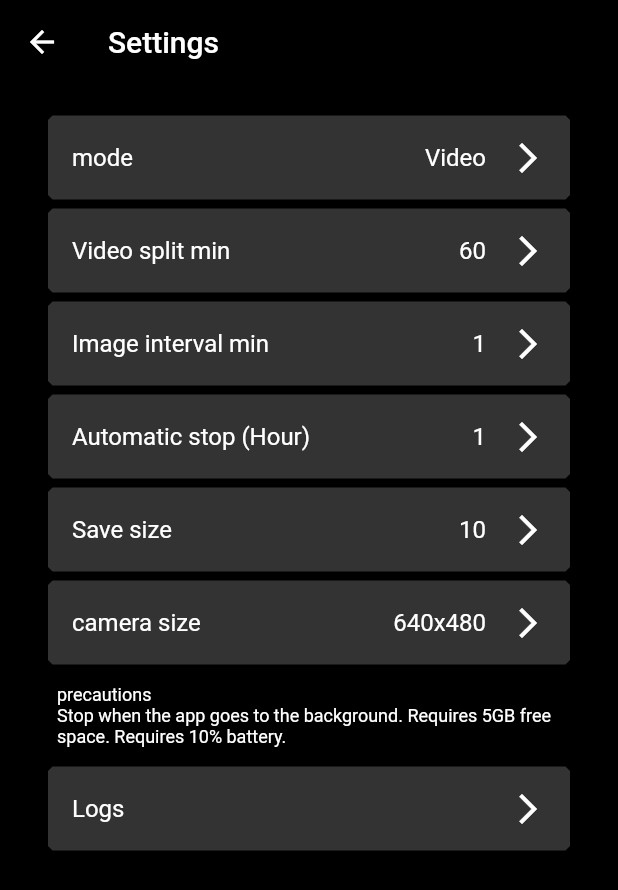
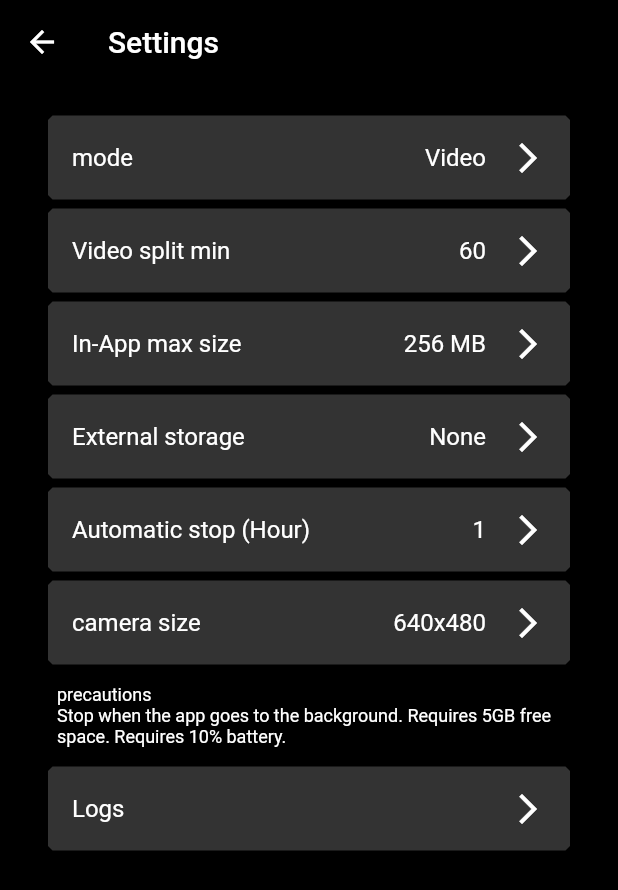
Before and after one commit to koji4104/LongTake, a Flutter app: the screen it shows after launch, after a tap on the "settings" icon, on a phone screen of 412 x 824 dp. Shown: the top 890 px of the screen. Run offline on Flutter 3.47's test engine with Material 2 defaults, Android fonts, the phone set to English and light mode, and no system bars; our stand-ins replace battery_plus, camera, gallery_saver, hooks_riverpod, native_device_orientation, shared_preferences and 2 more; missing offline and left inert: disk_space, flutter_video_info, photo_gallery, photo_manager, video_thumbnail.

Commit message:
Change from number to size

```diff
--- a/lib/camera_screen.dart
+++ b/lib/camera_screen.dart
@@ -19,7 +19,6 @@ import 'log_screen.dart';
 import 'package:video_thumbnail/video_thumbnail.dart' as video_thumbnail;
 import 'common.dart';
 import 'camera_adapter.dart';
-
 
 bool disableCamera = kIsWeb; // true=test
 final bool _testMode = true;
@@ -53,14 +52,17 @@ class CameraScreen extends ConsumerWidget {
   AppLifecycleState? _state;
 
   MyEdge _edge = MyEdge(provider:cameraScreenProvider);
+  MyStorage _storage = new MyStorage();
 
   void init(BuildContext context, WidgetRef ref) {
     if(_timer == null)
       _timer = Timer.periodic(Duration(seconds:1), _onTimer);
     if(bInit == false){
+      bInit = true;
       _env.load();
       _initCameraSync(ref);
-      bInit = true;
+      _storage.getInApp();
+      _storage.getLibrary();
     }
   }
 
@@ -144,7 +146,7 @@ class CameraScreen extends ConsumerWidget {
         // PhotoList screen button
         if(_isScreensaver==false)
           MyButton(
-            top: 50.0, left: 30.0,
+            top:50.0, left:30.0,
             icon: Icon(Icons.folder, color: Colors.white),
             onPressed: () {
               Navigator.of(context).push(
@@ -250,7 +252,7 @@ class CameraScreen extends ConsumerWidget {
     });
   }
 
-  /// _onCameraSwitch
+  /// スイッチ
   Future<void> _onCameraSwitch(WidgetRef ref) async {
     if(disableCamera || _cameras.length<2)
       return;
@@ -300,6 +302,7 @@ class CameraScreen extends ConsumerWidget {
     _isRecording = true;
     _startTime = DateTime.now();
     _batteryLevelStart = await _battery.batteryLevel;
+    _storage.getInApp();
 
     if(_env.recording_mode.val==1) {
       startRecording();
@@ -368,7 +371,12 @@ class CameraScreen extends ConsumerWidget {
     try {
       if(_controller!.value.isRecordingVideo) {
         XFile xfile = await _controller!.stopVideoRecording();
-        moveFile(File(xfile.path), await getSavePath('.mp4'));
+        String dst = await getSavePath('.mp4');
+        moveFile(src:xfile.path, dst:dst);
+        if(_env.ex_storage.val==1
+            && _storage.libraryTotalBytes/1024/1024<_env.ex_save_mb.val){
+          _storage.saveLibrary(dst);
+        }
       }
     } on CameraException catch (e) {
       await MyLog.err(e.code + ' ' + (e.description ?? ''));
@@ -388,14 +396,18 @@ class CameraScreen extends ConsumerWidget {
     _recordTime = null;
     DateTime dt = DateTime.now();
     try {
-      imglib.Image? img = await CameraAdapter.getImage(_controller);
+      imglib.Image? img = await CameraAdapter.takeImage(_controller);
       if(img!=null){
         String path = await getSavePath('.jpg');
         final File file = File(path);
         await file.writeAsBytes(imglib.encodeJpg(img));
+        if(_env.ex_storage.val==1
+            && _storage.libraryTotalBytes/1024/1024<_env.ex_save_mb.val){
+          _storage.saveLibrary(path);
+        }
         _recordTime = dt;
       } else {
-        print('photoShooting img=null');
+        print('-- photoShooting img=null');
       }
     } catch (e) {
       await MyLog.err('${e.toString()}');
@@ -404,25 +416,26 @@ class CameraScreen extends ConsumerWidget {
 
   //src=/var/mobile/Containers/Data/Application/F168A64A-F632-469D-8CD6-390371BE4FAF/Documents/camera/videos/REC_E8ED36E1-3966-43A1-AB34-AA8AD34CEA08.mp4
   //dst=/var/mobile/Containers/Data/Application/F168A64A-F632-469D-8CD6-390371BE4FAF/Documents/photo/2022-0430-210906.mp4
-  Future<File> moveFile(File sourceFile, String newPath) async {
+  Future<File> moveFile({required String src, required String dst}) async {
+    File srcfile = File(src);
     try {
-      if(sourceFile.exists()==false) {
-        MyLog.warn('moveFile not exists');
-        await Future.delayed(Duration(milliseconds:100));
+      if (await srcfile.exists() == false) {
+        MyLog.warn('move file not exists');
+        await Future.delayed(Duration(milliseconds: 100));
+        if (await srcfile.exists() == false) {
+          MyLog.warn('move file not exists 2');
+          await Future.delayed(Duration(milliseconds: 100));
+        }
       }
-      if(sourceFile.exists()==false) {
-        MyLog.warn('moveFile not exists 2');
-        await Future.delayed(Duration(milliseconds:100));
-      }
-      print('-- moveFile src=${sourceFile.path}');
-      print('-- moveFile dst=${newPath}');
-      return await sourceFile.rename(newPath);
+      print('-- move file src=${src}');
+      print('-- move file dst=${dst}');
+      return await srcfile.rename(src);
 
     } on FileSystemException catch (e) {
-      MyLog.err('moveFile e=${e.message} path=${e.path}');
-      final newFile = await sourceFile.copy(newPath);
-      await sourceFile.delete();
-      return newFile;
+      MyLog.err('move file e=${e.message} path=${e.path}');
+      final newfile = await srcfile.copy(dst);
+      await srcfile.delete();
+      return newfile;
     }
   }
 
@@ -518,7 +531,7 @@ class CameraScreen extends ConsumerWidget {
 
       // あふれた分を削除
       for(int i=0; i<1000; i++) {
-        if (totalByte < _env.max_size_gb.val*1024*1024*1024)
+        if (totalByte < _env.save_mb.val*1024*1024)
           break;
         totalByte -= await File(_files.last.path).length();
         await File(_files.last.path).delete();
--- a/lib/common.dart
+++ b/lib/common.dart
@@ -8,6 +8,7 @@ import 'package:path_provider/path_provider.dart';
 import 'package:gallery_saver/gallery_saver.dart';
 import 'package:photo_gallery/photo_gallery.dart';
 import 'package:path/path.dart';
+import 'package:photo_manager/photo_manager.dart';
 
 class MyFile{
   String path = '';
@@ -15,17 +16,37 @@ class MyFile{
   DateTime date = DateTime(2000,1,1);
   int byte = 0;
   String thumb = '';
-  bool isGallery = false;
+  bool isLibrary = false;
 }
 
 class MyStorage {
   List<MyFile> files = [];
-  List<MyFile> galleryFiles = [];
-  int appdataTotalBytes = 0;
-  int galleryTotalBytes = 0;
+  List<MyFile> libraryFiles = [];
+  int totalBytes = 0;
+  int libraryTotalBytes = 0;
 
-  // アプリ内データのファイルリスト
-  Future getAppdata() async {
+  bool checkedAlbum = false;
+  Future createAlbumIfNot() async {
+    if(checkedAlbum)
+      return;
+    checkedAlbum = true;
+    if(Platform.isIOS) {
+      bool b = true;
+      final List<AssetPathEntity> albums = await PhotoManager.getAssetPathList();
+      for (AssetPathEntity a in albums) {
+        if (a.name == 'LongTake') {
+          b = false;
+        }
+      }
+      if(b)
+        PhotoManager.editor.iOS.createAlbum('LongTake');
+    }
+  }
+
+  // アプリ内データ
+  Future getInApp() async {
+    if(kIsWeb) return;
+    final dt1 = DateTime.now();
     files.clear();
     final Directory appdir = await getApplicationDocumentsDirectory();
     final photodir = Directory('${appdir.path}/photo');
@@ -41,7 +62,7 @@ class MyStorage {
       f.path = e.path;
       f.date = e.statSync().modified;
       f.name = basename(f.path);
-      f.byte = await File(f.path).length();
+      f.byte = e.statSync().size;
 
       if(f.path.contains('.mp4')) {
         f.thumb = '${appdir.path}/thumb/' + basenameWithoutExtension(f.path) + ".jpg";
@@ -49,62 +70,108 @@ class MyStorage {
         f.thumb = f.path;
       }
 
-      for (MyFile gf in galleryFiles) {
-        if(gf.name == f.name) {
-          f.isGallery = true;
-          print('-- [${gf.name}][${f.name}]');
+      for (MyFile lf in libraryFiles) {
+        if(lf.name == f.name) {
+          f.isLibrary = true;
         }
       }
-
       files.add(f);
     }
 
-    appdataTotalBytes = 0;
+    totalBytes = 0;
     for (MyFile f in files) {
-      appdataTotalBytes += f.byte;
+      totalBytes += f.byte;
+    }
+
+    print('-- inapp files=${files.length}'
+        ' total(kb)=${(totalBytes/1024).toInt()}'
+        ' msec=${DateTime.now().difference(dt1).inMilliseconds}');
+  }
+
+  // フォトライブラリ
+  Future getLibrary() async {
+    if(kIsWeb) return;
+    /// Android (AndroidManifest.xml)
+    /// READ_EXTERNAL_STORAGE (REQUIRED)
+    /// WRITE_EXTERNAL_STORAGE
+    /// ACCESS_MEDIA_LOCATION
+    /// iOS (Info.plist)
+    /// NSPhotoLibraryUsageDescription
+    /// NSPhotoLibraryAddUsageDescription
+    final dt1 = DateTime.now();
+    libraryFiles.clear();
+    if(Platform.isIOS && !kIsWeb) {
+      final List<AssetPathEntity> albums = await PhotoManager.getAssetPathList();
+      print('-- ios albums.length=${albums.length}');
+      for (AssetPathEntity a in albums) {
+        if (a.name == 'LongTake') {
+          //List<AssetEntity> paths = await a.getAssetListPaged(page:0, size:100);
+          List<AssetEntity> paths = await a.getAssetListPaged(0, 100);
+          for (AssetEntity p in paths) {
+            File? f = await p.loadFile(isOrigin:true);
+            if(f!=null) {
+              MyFile d = MyFile();
+              d.path = f.path;
+              d.name = basename(f.path);
+              d.byte = f.lengthSync();
+              libraryFiles.add(d);
+              print('-- P name=${d.name} -${d.byte} -${a.name}');
             }
           }
-
-  // フォトライブラリのファイルリスト
-  Future getGallery() async {
-
-    galleryFiles.clear();
-    List<Album> videos = await PhotoGallery.listAlbums(mediumType: MediumType.image);
-    for(Album album in videos) {
-      print('-- videos album.name=${album.name}');
-      if(album.name=='LongTake') {
+        }
+      }
+    } else {
+      List<Album> videos = await PhotoGallery.listAlbums(mediumType: MediumType.video);
+      for (Album album in videos) {
+        if (album.name == 'LongTake') {
           MediaPage page = await album.listMedia();
           for (Medium media in page.items) {
             File f = await media.getFile();
-          MyFile data = new MyFile();
+            MyFile data = MyFile();
             data.path = f.path;
             data.name = basename(f.path);
             data.byte = await f.length();
-          galleryFiles.add(data);
+            libraryFiles.add(data);
             print('-- video.name=${data.name} ${album.name}');
           }
         }
       }
 
       List<Album> images = await PhotoGallery.listAlbums(mediumType: MediumType.image);
-    for(Album album in images) {
-      print('-- images album.name=${album.name} -${album.count} -${album.isAllAlbum}');
-      if(album.name=='LongTake') {
+      for (Album album in images) {
+        if (album.name == 'LongTake') {
           MediaPage page = await album.listMedia();
           for (Medium media in page.items) {
             File f = await media.getFile();
-          MyFile data = new MyFile();
+            MyFile data = MyFile();
             data.path = f.path;
             data.name = basename(f.path);
             data.byte = await f.length();
-          galleryFiles.add(data);
+            libraryFiles.add(data);
             print('-- image.name=${data.name} ${album.name}');
           }
         }
       }
-    galleryTotalBytes = 0;
-    for (MyFile f in galleryFiles) {
-      galleryTotalBytes += f.byte;
+    }
+
+    libraryTotalBytes = 0;
+    for (MyFile f in libraryFiles) {
+      libraryTotalBytes += f.byte;
+    }
+    print('-- Library files=${libraryFiles.length}'
+        ' total(kb)=${(libraryTotalBytes/1024).toInt()}'
+        ' msec=${DateTime.now().difference(dt1).inMilliseconds}');
+  }
+
+  saveLibrary(String path) async {
+    try {
+      if (path.contains('.jpg')) {
+        await GallerySaver.saveImage(path, albumName: 'LongTake');
+      } else if (path.contains('.mp4')) {
+        await GallerySaver.saveVideo(path, albumName: 'LongTake');
+      }
+    } on Exception catch (e) {
+      print('-- err saveGallery=${e.toString()}');
     }
   }
 }
@@ -157,13 +224,13 @@ class MyEdge {
     _width = MediaQuery.of(context).size.width;
     print('-- getEdge() width=${_width.toInt()}');
 
-    if (Platform.isAndroid) {
-      NativeDeviceOrientation ori = await NativeDeviceOrientationCommunicator()
-          .orientation();
+    if (!kIsWeb && Platform.isAndroid) {
+      print('-- isAndroid');
+      NativeDeviceOrientation ori = await NativeDeviceOrientationCommunicator().orientation();
       switch (ori) {
         case NativeDeviceOrientation.landscapeRight:
           homebarEdge = EdgeInsets.only(left: homebarWidth);
-          print('-- landscapeRight');
+          print('-- droid landscapeRight');
           break;
         case NativeDeviceOrientation.landscapeLeft:
           homebarEdge = EdgeInsets.only(right: homebarWidth);
@@ -184,7 +251,6 @@ class MyEdge {
     this.settingsEdge = EdgeInsets.all(margin);
     this.settingsEdge = this.settingsEdge.add(leftEdge);
     this.settingsEdge = this.settingsEdge.add(homebarEdge);
-
     if(_provider!=null)
       ref.read(_provider!).notifyListeners();
   }
--- a/lib/localizations.dart
+++ b/lib/localizations.dart
@@ -23,17 +23,19 @@ class Localized {
       'settings_title': 'Settings',
       'photolist_title': 'In-app data',
       'recording_mode': 'mode',
-      'recording_mode_desc':'Video is recording. Image is photo shooting.',
+      'recording_mode_desc':'Video is recording. Photo is photo shooting.',
       'mode_video': 'Video',
-      'mode_image': 'Image',
+      'mode_image': 'Photo',
       'video_interval_sec': 'Video split min',
       'video_interval_sec_desc': 'Divide the video file to be recorded by time.',
-      'image_interval_sec': 'Image interval min',
+      'image_interval_sec': 'Photo interval min',
       'image_interval_sec_desc': 'Shoot at intervals.',
+      'ex_storage':'External storage',
+      'ex_save_mb':'External storage max size',
+      'save_mb': 'In-App max size',
+      'save_mb_desc': 'If the save size is exceeded, the oldest one will be deleted.',
       'autostop_sec': 'Automatic stop (Hour)',
       'autostop_sec_desc': 'Recording (shooting) is automatically stopped. The black screen is maintained even if it is stopped.',
-      'max_size_gb': 'Save size',
-      'max_size_gb_desc': 'If the save size is exceeded, the oldest one will be deleted.',
       'camera_height': 'camera size',
       'camera_height_desc': 'Select camera size.',
       'precautions':'precautions\nStop when the app goes to the background. Requires 5GB free space. Requires 10% battery.',
@@ -41,20 +43,22 @@ class Localized {
     'ja': {
       'settings_title': '設定',
       'photolist_title': 'アプリ内データ',
-      'recording_mode': '保存形式',
+      'recording_mode': '形式',
       'recording_mode_desc':'保存する形式を選んでください。',
       'mode_video': 'ビデオ',
-      'mode_image': '静止画',
+      'mode_image': '写真',
       'video_interval_sec': 'ビデオ分割（分）',
-      'video_interval_sec_desc': '録画を時間ごとに分割します。1分はテストにご利用ください。',
-      'image_interval_sec': '静止画間隔（分）',
-      'image_interval_sec_desc': '撮影する間隔を選んでください。',
+      'video_interval_sec_desc': '録画ファイルを分割します。',
+      'image_interval_sec': '写真撮影間隔（分）',
+      'image_interval_sec_desc': '写真の撮影間隔を選んでください。',
+      'ex_storage':'外部ストレージ',
+      'ex_save_mb':'外部ストレージ上限サイズ',
+      'save_mb': 'アプリ内データ上限サイズ',
+      'save_mb_desc': 'アプリ内データが上限サイズを超えると古いものから削除します。削除したくないファイルはフォトライブラリに移動してください。',
       'autostop_sec': '自動停止（時間）',
-      'autostop_sec_desc': '自動的に録画（撮影）を停止します。停止しても黒画面を維持します。バッテリー残量10%以下で自動停止します。2分はテストにご利用ください。',
-      'max_size_gb': '保存容量',
-      'max_size_gb_desc': 'アプリ内データが保存容量を超えると古いものから削除します。削除したくないファイルはフォトライブラリーに移動してください。',
+      'autostop_sec_desc': '自動的に録画（撮影）を停止します。停止しても黒画面を維持します。バッテリー残量10%以下で自動停止します。',
       'autostop_sec': '自動停止（時間）',
-      'autostop_sec_desc': '自動的に録画（撮影）を停止します。停止しても黒画面を維持します。バッテリー残量10%以下で自動停止します。2分はテストにご利用ください。',
+      'autostop_sec_desc': '自動的に録画（撮影）を停止します。停止しても黒画面を維持します。バッテリー残量10%以下で自動停止します。',
       'camera_height': 'カメラサイズ',
       'camera_height_desc': 'カメラサイズを選んでください。',
       'precautions':'注意事項\nアプリがバックグラウンドになると停止します。本体空き容量5GB以上必要です。バッテリー残量10%以上必要です。',
--- a/lib/settings_screen.dart
+++ b/lib/settings_screen.dart
@@ -10,19 +10,15 @@ import 'common.dart';
 class EnvData {
   int val;
   String key = '';
-  List<int> vals;
-  List<String> keys;
-  String name;
-  String desc;
-  String pref;
+  List<int> vals = [];
+  List<String> keys = [];
+  String name = '';
 
   EnvData({
     required int this.val,
     required List<int> this.vals,
     required List<String> this.keys,
-    required String this.name,
-    required String this.desc,
-    required String this.pref}){
+    required String this.name}){
     set(val);
   }
 
@@ -46,54 +42,58 @@ class EnvData {
 
 /// Environment
 class Environment {
-  /// 1=video, 2=image, 3=audio
+  /// 形式 1=video, 2=image, 3=audio
   EnvData recording_mode = EnvData(
     val:1,
     vals:[1,2],
     keys:['mode_video','mode_image'],
     name:'recording_mode',
-    desc:'recording_mode_desc',
-    pref:'recording_mode',
   );
+  /// ビデオ分割
   EnvData video_interval_sec = EnvData(
     val:3600,
     vals:[30,1800,3600,7200],
     keys:['30 sec','30','60','120'],
     name:'video_interval_sec',
-    desc:'video_interval_sec_desc',
-    pref:'video_interval_sec',
   );
+  /// 写真撮影間隔
   EnvData image_interval_sec = EnvData(
     val:60,
     vals:[10,60,300,600],
     keys:['10 sec','1','5','10'],
     name:'image_interval_sec',
-    desc:'image_interval_sec_desc',
-    pref:'image_interval_sec',
   );
   EnvData autostop_sec = EnvData(
     val:3600,
     vals:[60,3600,21600,43200,86400],
     keys:['60 sec','1','6','12','24'],
     name:'autostop_sec',
-    desc:'autostop_sec_desc',
-    pref:'autostop_sec',
   );
-  EnvData max_size_gb = EnvData(
-    val:10,
-    vals:[1,10,100],
-    keys:['1','10','100'],
-    name:'max_size_gb',
-    desc:'max_size_gb_desc',
-    pref:'max_size_gb',
+
+  EnvData save_mb = EnvData(
+    val:256,
+    vals:[128,256,512,1024,2048,4096,8192,16384],
+    keys:['128 MB','256 MB','512 MB','1 GB','2 GB','4 GB','8 GB','16 GB'],
+    name:'save_mb',
+  );
+  EnvData ex_save_mb = EnvData(
+    val:256,
+    vals:[128,256,512,1024,2048,4096,8192,16384],
+    keys:['128 MB','256 MB','512 MB','1 GB','2 GB','4 GB','8 GB','16 GB'],
+    name:'ex_save_mb',
+  );
+  /// 外部ストレージ 0=None 1=PhotoLibrary
+  EnvData ex_storage = EnvData(
+    val:0,
+    vals:[0,1],
+    keys:['None','PhotoLibrary'],
+    name:'ex_storage',
   );
   EnvData camera_height = EnvData(
     val:480,
     vals:[240,480,720,1080],
     keys:['320X240','640x480','1280x720','1920x1080'],
     name:'camera_height',
-    desc:'camera_height_desc',
-    pref:'camera_height',
   );
   // 0=back, 1=Front(Face)
   EnvData camera_pos = EnvData(
@@ -101,18 +101,20 @@ class Environment {
     vals:[0,1],
     keys:['back','front'],
     name:'camera_pos',
-    desc:'camera_pos_desc',
-    pref:'camera_pos',
   );
 
-  load() async {
-    if(kIsWeb) return;
+  Future load() async {
+    if(kIsWeb)
+      return;
+    print('-- load()');
     try {
       final SharedPreferences prefs = await SharedPreferences.getInstance();
       _loadSub(prefs, recording_mode);
       _loadSub(prefs, video_interval_sec);
       _loadSub(prefs, image_interval_sec);
-      _loadSub(prefs, max_size_gb);
+      _loadSub(prefs, save_mb);
+      _loadSub(prefs, ex_storage);
+      _loadSub(prefs, ex_save_mb);
       _loadSub(prefs, autostop_sec);
       _loadSub(prefs, camera_height);
       _loadSub(prefs, camera_pos);
@@ -121,13 +123,14 @@ class Environment {
     }
   }
   _loadSub(SharedPreferences prefs, EnvData data) {
-    data.set(prefs.getInt(data.pref) ?? data.val);
+    data.set(prefs.getInt(data.name) ?? data.val);
+
   }
 
-  save(EnvData data) async {
+  Future save(EnvData data) async {
     if(kIsWeb) return;
     final prefs = await SharedPreferences.getInstance();
-    await prefs.setInt(data.pref, data.val);
+    await prefs.setInt(data.name, data.val);
   }
 }
 
@@ -136,10 +139,14 @@ final settingsScreenProvider = ChangeNotifierProvider((ref) => ChangeNotifier())
 class SettingsScreen extends ConsumerWidget {
   SettingsScreen(){}
   Environment env = new Environment();
+  bool bInit = false;
 
-  Future<bool> load() async {
+  Future init() async {
+    if(bInit) return;
+      bInit = true;
     try {
       await env.load();
+      _ref!.read(settingsScreenProvider).notifyListeners();
     } on Exception catch (e) {
       print('-- SettingsScreen init e=' + e.toString());
     }
@@ -154,10 +161,11 @@ class SettingsScreen extends ConsumerWidget {
   Widget build(BuildContext context, WidgetRef ref) {
     _context = context;
     _ref = ref;
+    Future.delayed(Duration.zero, () => init());
     ref.watch(settingsScreenProvider);
 
     _edge.getEdge(context,ref);
-
+    print('-- build');
     return WillPopScope(
       onWillPop: () async {
         Navigator.of(context).pop(true);
@@ -180,23 +188,19 @@ class SettingsScreen extends ConsumerWidget {
   }
 
   Widget getList(BuildContext context) {
-    return FutureBuilder(
-      future: load(),
-      builder: (context, snapshot) {
-        if(snapshot.hasData == false)
-          return SingleChildScrollView();
+    int m=env.recording_mode.val; // 1=video 2=image
+    int e=env.ex_storage.val; // 0=none 1=library
     return SingleChildScrollView(
       padding: EdgeInsets.fromLTRB(8,8,8,8),
       child: Column(children: [
         MyValue(data: env.recording_mode),
-            MyValue(data: env.video_interval_sec),
-            MyValue(data: env.image_interval_sec),
+        m==1 ? MyValue(data: env.video_interval_sec) : MyValue(data: env.image_interval_sec),
+        MyValue(data: env.save_mb),
+        MyValue(data: env.ex_storage),
+        if(e==1) MyValue(data: env.ex_save_mb),
         MyValue(data: env.autostop_sec),
-            MyValue(data: env.max_size_gb),
         MyValue(data: env.camera_height),
-
         MyText(Localized.of(context).text("precautions")),
-
         MyListTile(
           title:Text('Logs'),
           onTap:(){
@@ -207,10 +211,7 @@ class SettingsScreen extends ConsumerWidget {
             );
           }
         ),
-            ]
-          )
-        );
-      }
+      ])
     );
   }
 
@@ -270,14 +271,16 @@ class SettingsScreen extends ConsumerWidget {
   }
 }
 
-final RadioListScreenProvider = StateProvider<int>((ref) {
+final radioSelectedProvider = StateProvider<int>((ref) {
   return 0;
 });
+final radioListScreenProvider = ChangeNotifierProvider((ref) => ChangeNotifier());
 class RadioListScreen extends ConsumerWidget {
   int selected = 0;
   EnvData data;
   WidgetRef? ref;
   BuildContext? context;
+  MyEdge _edge = MyEdge(provider:radioListScreenProvider);
 
   RadioListScreen({required EnvData this.data}){
     selected = data.val;
@@ -285,14 +288,11 @@ class RadioListScreen extends ConsumerWidget {
 
   @override
   Widget build(BuildContext context, WidgetRef ref) {
-    ref.watch(RadioListScreenProvider);
+    ref.watch(radioSelectedProvider);
+    ref.watch(radioListScreenProvider);
     this.context = context;
     this.ref = ref;
-
-    double leftPadding = 8;
-    double w = MediaQuery.of(context).size.width;
-    if(w>700)
-      leftPadding = 200;
+    _edge.getEdge(context,ref);
 
     return WillPopScope(
       onWillPop:() async {
@@ -302,7 +302,7 @@ class RadioListScreen extends ConsumerWidget {
       child: Scaffold(
         appBar: AppBar(title: Text(l10n(data.name)), backgroundColor:Color(0xFF000000),),
         body: Container(
-          padding: EdgeInsets.fromLTRB(leftPadding,12,8,8),
+          margin: _edge.settingsEdge,
           child:getListView()
         ),
       )
@@ -314,7 +314,7 @@ class RadioListScreen extends ConsumerWidget {
     for(int i=0; i<data.vals.length; i++){
       list.add(
         Container(
-          margin: EdgeInsets.symmetric(horizontal:14, vertical:3),
+          margin: EdgeInsets.symmetric(horizontal:14, vertical:0),
           child: RadioListTile(
           shape: BeveledRectangleBorder(
             borderRadius: BorderRadius.circular(3),
@@ -327,15 +327,14 @@ class RadioListScreen extends ConsumerWidget {
           onChanged: (value) => _onRadioSelected(data.vals[i]),
       )));
     }
-    list.add(MyText(data.desc));
+    list.add(MyText(data.name+'_desc')); // 説明
     return Column(children:list);
-
   }
 
   _onRadioSelected(value) {
     if(ref!=null){
       selected = value;
-      ref!.read(RadioListScreenProvider.state).state = selected;
+      ref!.read(radioSelectedProvider.state).state = selected;
     };
   }
 
@@ -348,10 +347,10 @@ class RadioListScreen extends ConsumerWidget {
 
   Widget MyText(String label) {
     return Container(
-      padding: EdgeInsets.symmetric(horizontal:8, vertical:6),
+      padding: EdgeInsets.symmetric(horizontal:10, vertical:6),
       child: Align(
       alignment: Alignment.centerLeft,
-      child: Text(l10n(label), style:TextStyle(fontSize:12, color:Colors.white)),
+      child: Text(l10n(label), style:TextStyle(fontSize:13, color:Colors.white)),
     ));
   }
 }
--- a/pubspec.yaml
+++ b/pubspec.yaml
@@ -22,7 +22,6 @@ dependencies:
   intl: ^0.17.0
   disk_space: ^0.2.1
   shared_preferences: ^2.0.13
-
   battery_plus: ^2.1.0
 
   image: ^3.1.3
@@ -34,14 +33,9 @@ dependencies:
   wakelock: ^0.6.1+2
   video_player: ^2.4.0
 
-
   googleapis: ^8.1.0
   google_sign_in: ^5.3.0
   extension_google_sign_in_as_googleapis_auth: ^2.0.4
-
-
-  # NOT ^4.6.3
-  #get: 4.6.1
 
 dev_dependencies:
   flutter_test:
```
Also changed, not shown: lib/camera_adapter.dart (+15 -39 lines), lib/log_screen.dart (+12 -38 lines), lib/photolist_screen.dart (+35 -43 lines), 1 other file. Lines whose indentation alone changed are shown as unchanged.
